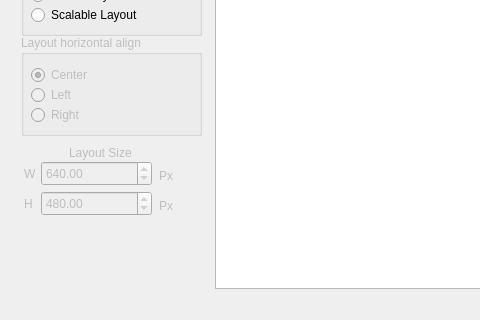
Before: the Qt Designer form designer.ui in Nepherhotep/terevaka-ui-builder, drawn with Qt 5; both pictures show x 0 to 480 and y 229 to 549 of the 1098 by 549 pixel window.
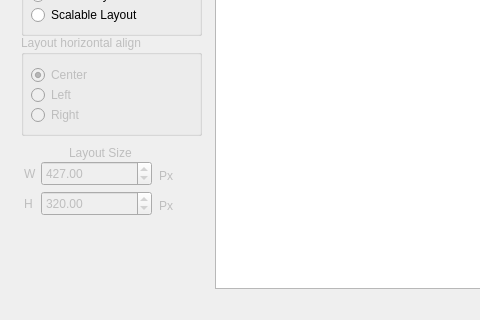
After: the same form once the commit is applied. The open tabs and pages were chosen to show the change. Custom widgets are drawn as their Qt base class.

Commit message: updated designer ui and exporter

What changed in the file:
```diff
--- a/designer.ui
+++ b/designer.ui
@@ -203,7 +203,7 @@
            <double>99999.000000000000000</double>
           </property>
           <property name="value">
-           <double>640.000000000000000</double>
+           <double>427.000000000000000</double>
           </property>
          </widget>
          <widget class="QLabel" name="layoutHeightLabel">
@@ -363,7 +363,7 @@
            <double>99999.990000000005239</double>
           </property>
           <property name="value">
-           <double>480.000000000000000</double>
+           <double>320.000000000000000</double>
           </property>
          </widget>
          <widget class="QLabel" name="layoutWidthLabel">
```
Left out of the diff: 2 changed lines with no effect on the pictures. The commit also changes 2 other files.
